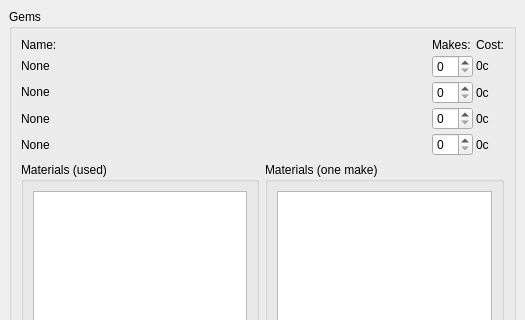
The window that CraftWindow.ui (tomkins/spellcraftcalc) describes before a commit, drawn with Qt 5; both pictures show x 0 to 525 and y 0 to 320 of the 525 by 509 pixel window.
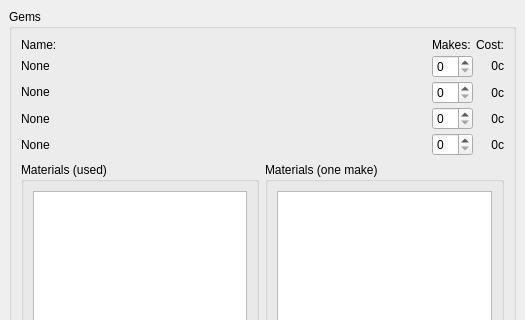
The same window after the commit.

```diff
--- a/CraftWindow.ui
+++ b/CraftWindow.ui
@@ -128,7 +128,7 @@
                <string>0c</string>
               </property>
               <property name="alignment" >
-               <set>Qt::AlignLeading|Qt::AlignLeft|Qt::AlignVCenter</set>
+               <set>Qt::AlignRight|Qt::AlignTrailing|Qt::AlignVCenter</set>
               </property>
              </widget>
             </item>
@@ -156,7 +156,7 @@
                <string>0c</string>
               </property>
               <property name="alignment" >
-               <set>Qt::AlignLeading|Qt::AlignLeft|Qt::AlignVCenter</set>
+               <set>Qt::AlignRight|Qt::AlignTrailing|Qt::AlignVCenter</set>
               </property>
              </widget>
             </item>
@@ -184,7 +184,7 @@
                <string>0c</string>
               </property>
               <property name="alignment" >
-               <set>Qt::AlignLeading|Qt::AlignLeft|Qt::AlignVCenter</set>
+               <set>Qt::AlignRight|Qt::AlignTrailing|Qt::AlignVCenter</set>
               </property>
              </widget>
             </item>
@@ -212,7 +212,7 @@
                <string>0c</string>
               </property>
               <property name="alignment" >
-               <set>Qt::AlignLeading|Qt::AlignLeft|Qt::AlignVCenter</set>
+               <set>Qt::AlignRight|Qt::AlignTrailing|Qt::AlignVCenter</set>
               </property>
              </widget>
             </item>
```
Left out of the diff: 9 changed lines with no effect on the pictures.
